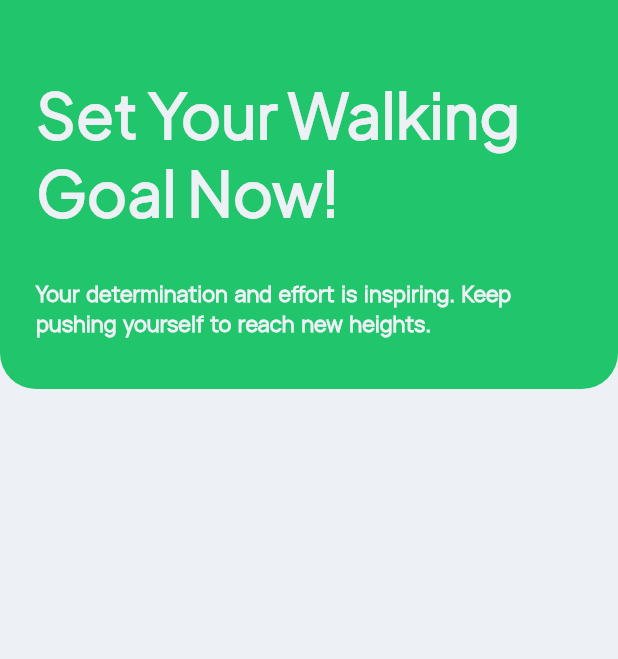
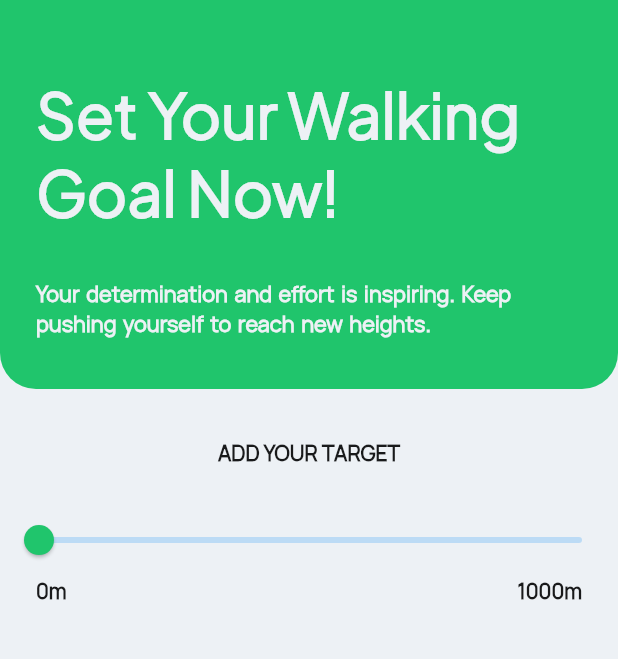
Before and after one commit to devOmedia/distance-tracker-, a Flutter app: the TargetSatterScreen screen opened directly, on a phone screen of 412 x 824 dp, the part 123-782 px from its top. Run offline on Flutter 3.47's test engine with Material 2 defaults, Android fonts, the phone set to English and light mode, and no system bars; our stand-ins replace flutter_riverpod, flutter_svg.

Commit message:
added slider

```diff
--- a/lib/view/screens/target_satter_screen.dart
+++ b/lib/view/screens/target_satter_screen.dart
@@ -1,5 +1,6 @@
 import 'package:flutter/material.dart';
 import 'package:flutter_riverpod/flutter_riverpod.dart';
+import 'package:walkmate/controller/providers/theme_provider.dart';
 import 'package:walkmate/model/constants/constants.dart';
 import 'package:walkmate/view/widgets/custom_app_bar.dart';
 
@@ -13,15 +14,76 @@ class TargetSatterScreen extends ConsumerStatefulWidget {
 }
 
 class _TargetSatterScreenState extends ConsumerState<TargetSatterScreen> {
+  double sliderValue = 0;
   @override
   Widget build(BuildContext context) {
     final Kconst = Kconstants.of(context);
     final Size size = MediaQuery.of(context).size;
+    final themePro = ref.watch(themeProvider);
     return Scaffold(
       body: Column(
         children: [
-          //top green portion
-          Flexible(
+          //top green card portion
+          topCardWidget(context, size, Kconst),
+          Expanded(
+            child: Column(
+              children: [
+                SizedBox(height: size.height * 0.04),
+                Text(
+                  "Add your target".toUpperCase(),
+                  style: Kconst!.subHeader.copyWith(
+                    color: themePro.isDarkMode ? Kconst.offWhite : Kconst.black,
+                  ),
+                ),
+                SizedBox(height: size.height * 0.03),
+                Slider(
+                  activeColor: Kconst.green,
+                  label: sliderValue.round().toString(),
+                  divisions: 100,
+                  min: 0,
+                  max: 1000,
+                  value: sliderValue,
+                  thumbColor: Kconst.green,
+                  onChanged: (value) {
+                    setState(() {
+                      sliderValue = value;
+                    });
+                  },
+                ),
+                Padding(
+                  padding: const EdgeInsets.symmetric(horizontal: 24),
+                  child: Row(
+                    mainAxisAlignment: MainAxisAlignment.spaceBetween,
+                    children: [
+                      Text(
+                        "0m",
+                        style: Kconst.subHeader.copyWith(
+                          color: themePro.isDarkMode
+                              ? Kconst.offWhite
+                              : Kconst.black,
+                        ),
+                      ),
+                      Text(
+                        "1000m",
+                        style: Kconst.subHeader.copyWith(
+                          color: themePro.isDarkMode
+                              ? Kconst.offWhite
+                              : Kconst.black,
+                        ),
+                      ),
+                    ],
+                  ),
+                )
+              ],
+            ),
+          ),
+        ],
+      ),
+    );
+  }
+
+  Flexible topCardWidget(BuildContext context, Size size, Kconstants? Kconst) {
+    return Flexible(
         child: Container(
       padding: Kconstants.of(context)!.appPading,
       decoration: BoxDecoration(
@@ -63,12 +125,53 @@ class _TargetSatterScreenState extends ConsumerState<TargetSatterScreen> {
           SizedBox(height: size.height * 0.04),
         ],
       ),
-          )),
-          Expanded(
-            child: Container(),
+    ));
+  }
+}
+
+class CustomSliderTheme extends StatelessWidget {
+  final Widget child;
+
+  const CustomSliderTheme({
+    required this.child,
+    key,
+  }) : super(key: key);
+
+  @override
+  Widget build(BuildContext context) {
+    const double thumbRadius = 14;
+    const double tickMarkRadius = 8;
+
+    const activeColor = Color.fromRGBO(255, 0, 77, 1);
+    const inactiveColor = Color.fromRGBO(109, 114, 120, 1);
+
+    return SliderTheme(
+      data: const SliderThemeData(
+        trackHeight: 5,
+
+        /// Thumb
+        thumbShape: RoundSliderThumbShape(
+          disabledThumbRadius: thumbRadius,
+          enabledThumbRadius: thumbRadius,
         ),
-        ],
+        rangeThumbShape: RoundRangeSliderThumbShape(
+          disabledThumbRadius: thumbRadius,
+          enabledThumbRadius: thumbRadius,
         ),
+
+        /// Tick Mark
+        tickMarkShape: RoundSliderTickMarkShape(tickMarkRadius: tickMarkRadius),
+
+        /// Inactive
+        inactiveTickMarkColor: inactiveColor,
+        inactiveTrackColor: inactiveColor,
+
+        /// Active
+        thumbColor: activeColor,
+        activeTrackColor: activeColor,
+        activeTickMarkColor: activeColor,
+      ),
+      child: child,
     );
   }
 }
```
Lines whose indentation alone changed are shown as unchanged.
